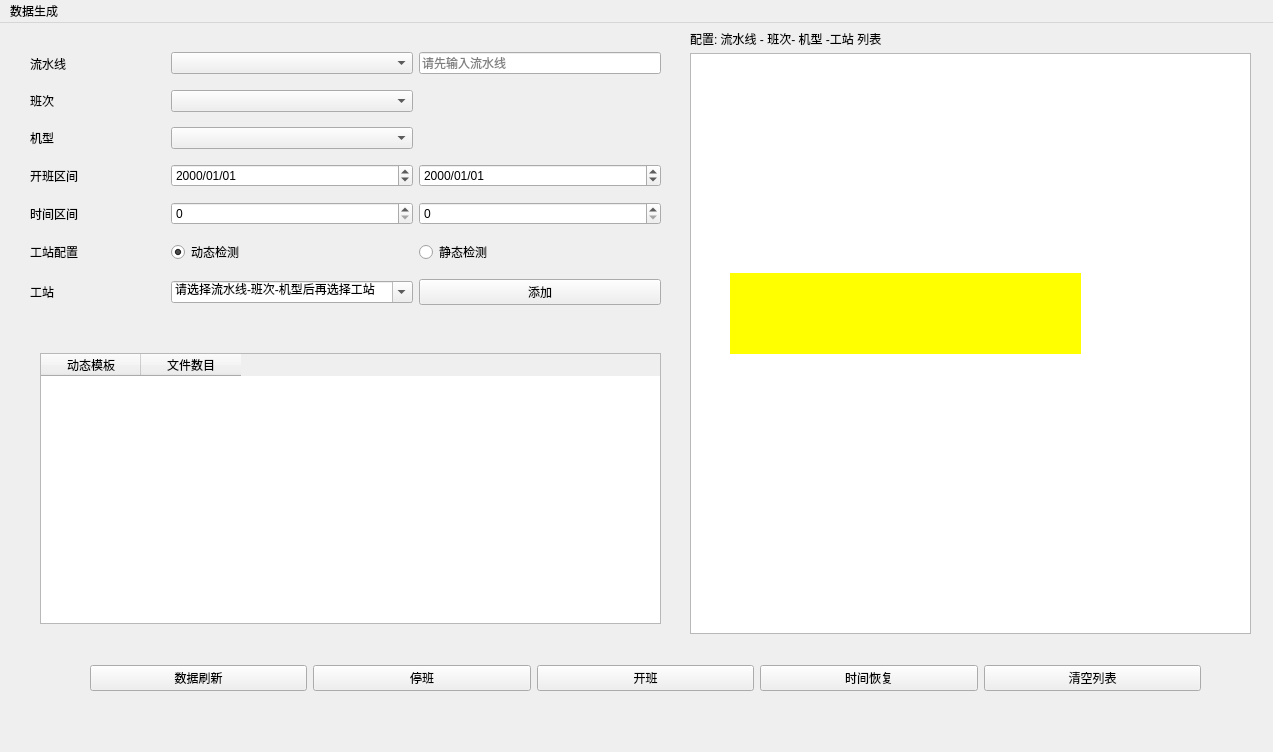
The window that gd.ui (ss7424Refar/mjd) describes before a commit, drawn with Qt 5.
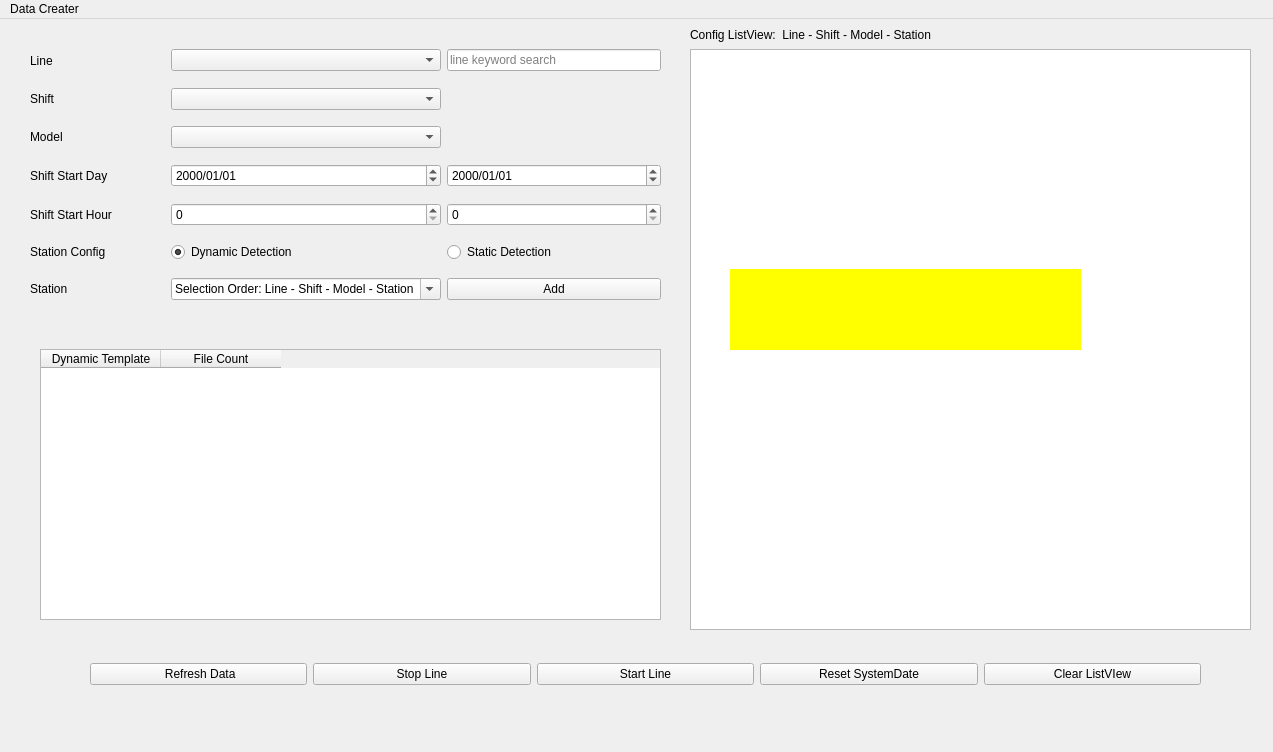
The same window after the commit. Icons and pictures are not drawn.

Patch:
```diff
--- a/gd.ui
+++ b/gd.ui
@@ -59,21 +59,21 @@
       <item row="1" column="0">
        <widget class="QLabel" name="label_3">
         <property name="text">
-         <string>班次</string>
+         <string>Shift</string>
         </property>
        </widget>
       </item>
       <item row="3" column="0">
        <widget class="QLabel" name="label_2">
         <property name="text">
-         <string>开班区间 </string>
+         <string>Shift Start Day</string>
         </property>
        </widget>
       </item>
       <item row="4" column="0">
        <widget class="QLabel" name="label_5">
         <property name="text">
-         <string>时间区间</string>
+         <string>Shift Start Hour</string>
         </property>
        </widget>
       </item>
@@ -83,7 +83,7 @@
          <string notr="true"/>
         </property>
         <property name="placeholderText">
-         <string>请先输入流水线</string>
+         <string>line keyword search</string>
         </property>
        </widget>
       </item>
@@ -110,7 +110,7 @@
       <item row="2" column="0">
        <widget class="QLabel" name="label_4">
         <property name="text">
-         <string>机型</string>
+         <string>Model</string>
         </property>
        </widget>
       </item>
@@ -142,9 +142,12 @@
         <property name="editable">
          <bool>true</bool>
         </property>
+        <property name="currentText">
+         <string>Selection Order: Line - Shift - Model - Station</string>
+        </property>
         <item>
          <property name="text">
-          <string>请选择流水线-班次-机型后再选择工站</string>
+          <string>Selection Order: Line - Shift - Model - Station</string>
          </property>
         </item>
        </widget>
@@ -158,7 +161,7 @@
          </size>
         </property>
         <property name="text">
-         <string>流水线</string>
+         <string>Line</string>
         </property>
        </widget>
       </item>
@@ -194,21 +197,21 @@
       <item row="6" column="0">
        <widget class="QLabel" name="label_6">
         <property name="text">
-         <string>工站</string>
+         <string>Station</string>
         </property>
        </widget>
       </item>
       <item row="5" column="0">
        <widget class="QLabel" name="label_7">
         <property name="text">
-         <string>工站配置</string>
+         <string>Station Config</string>
         </property>
        </widget>
       </item>
       <item row="5" column="1">
        <widget class="QRadioButton" name="radioButton">
         <property name="text">
-         <string>动态检测</string>
+         <string>Dynamic Detection</string>
         </property>
         <property name="checked">
          <bool>true</bool>
@@ -221,7 +224,7 @@
       <item row="5" column="2">
        <widget class="QRadioButton" name="radioButton_2">
         <property name="text">
-         <string>静态检测</string>
+         <string>Static Detection</string>
         </property>
         <property name="autoExclusive">
          <bool>true</bool>
@@ -231,7 +234,7 @@
       <item row="6" column="2">
        <widget class="QPushButton" name="pushButton_4">
         <property name="text">
-         <string>添加</string>
+         <string>Add</string>
         </property>
        </widget>
       </item>
@@ -262,17 +265,32 @@
        <property name="editTriggers">
         <set>QAbstractItemView::AnyKeyPressed|QAbstractItemView::EditKeyPressed</set>
        </property>
+       <attribute name="horizontalHeaderVisible">
+        <bool>true</bool>
+       </attribute>
+       <attribute name="horizontalHeaderMinimumSectionSize">
+        <number>40</number>
+       </attribute>
+       <attribute name="horizontalHeaderDefaultSectionSize">
+        <number>120</number>
+       </attribute>
        <attribute name="verticalHeaderVisible">
         <bool>false</bool>
        </attribute>
+       <attribute name="verticalHeaderMinimumSectionSize">
+        <number>30</number>
+       </attribute>
+       <attribute name="verticalHeaderDefaultSectionSize">
+        <number>30</number>
+       </attribute>
        <column>
         <property name="text">
-         <string>动态模板</string>
+         <string>Dynamic Template</string>
         </property>
        </column>
        <column>
         <property name="text">
-         <string>文件数目</string>
+         <string>File Count</string>
         </property>
        </column>
       </widget>
@@ -316,35 +334,35 @@
       <item row="0" column="2">
        <widget class="QPushButton" name="pushButton_2">
         <property name="text">
-         <string>开班</string>
+         <string>Start Line</string>
+        </property>
+       </widget>
+      </item>
+      <item row="0" column="3">
+       <widget class="QPushButton" name="pushButton_3">
+        <property name="text">
+         <string>Reset SystemDate</string>
         </property>
        </widget>
       </item>
       <item row="0" column="4">
        <widget class="QPushButton" name="pushButton_5">
         <property name="text">
-         <string>清空列表</string>
+         <string>Clear ListVIew</string>
         </property>
        </widget>
       </item>
       <item row="0" column="1">
        <widget class="QPushButton" name="pushButton">
         <property name="text">
-         <string>停班</string>
-        </property>
-       </widget>
-      </item>
-      <item row="0" column="3">
-       <widget class="QPushButton" name="pushButton_3">
-        <property name="text">
-         <string>时间恢复</string>
+         <string>Stop Line</string>
         </property>
        </widget>
       </item>
       <item row="0" column="0">
        <widget class="QPushButton" name="pushButton_6">
         <property name="text">
-         <string>数据刷新</string>
+         <string> Refresh Data</string>
         </property>
        </widget>
       </item>
@@ -364,12 +382,12 @@
        <rect>
         <x>10</x>
         <y>0</y>
-        <width>211</width>
+        <width>311</width>
         <height>31</height>
        </rect>
       </property>
       <property name="text">
-       <string>配置: 流水线 - 班次- 机型 -工站 列表</string>
+       <string>Config ListView:  Line - Shift - Model - Station</string>
       </property>
      </widget>
      <widget class="QListWidget" name="listWidget">
@@ -397,12 +415,14 @@
       <property name="styleSheet">
        <string notr="true">font: 20pt &quot;MS Shell Dlg 2&quot;;
 background-color: rgb(255, 255, 0);
-color: rgb(255, 0, 0);
-padding-left: 30px</string>
+color: rgb(255, 0, 0);</string>
       </property>
       <property name="text">
        <string/>
       </property>
+      <property name="alignment">
+       <set>Qt::AlignCenter</set>
+      </property>
      </widget>
      <zorder>listWidget</zorder>
      <zorder>label_9</zorder>
@@ -421,7 +441,7 @@
    </property>
    <widget class="QMenu" name="menu">
     <property name="title">
-     <string>数据生成</string>
+     <string>Data Creater</string>
     </property>
     <addaction name="actionLine"/>
     <addaction name="separator"/>
```
Left out of the diff: 6 changed lines with no effect on the pictures.
